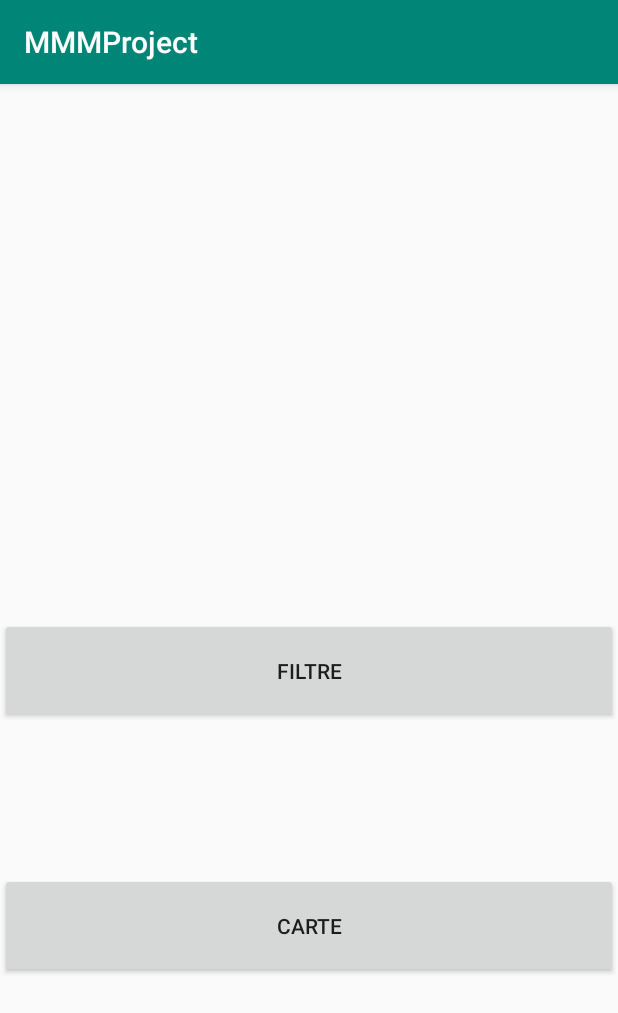
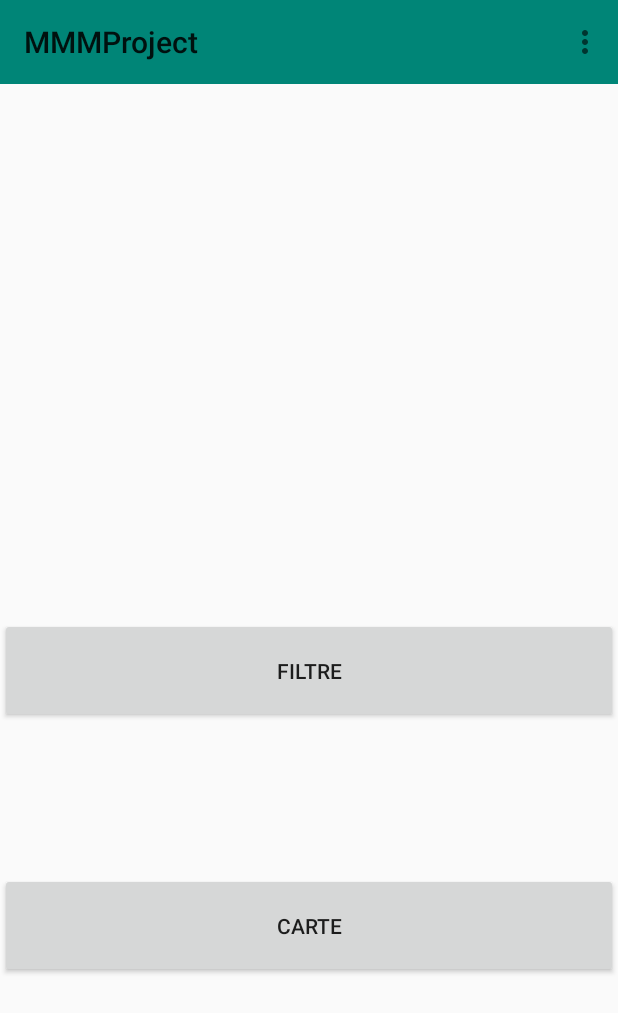
Before and after one commit to PierreMiola/MMMProject, an Android app: the MainActivity screen opened directly, with no data from a screen before it, on a phone screen of 412 x 824 dp. Shown: the top 1013 px of the screen. Run offline under Robolectric (Android 15) with nearby library versions, the phone set to English and light mode, and no system bars; our stand-ins replace Firebase (no records; nobody signed in at launch, a user with empty details on screens opened directly).

```diff
--- a/app/build.gradle
+++ b/app/build.gradle
@@ -29,6 +29,7 @@ dependencies {
     implementation 'com.firebase:firebase-client-android:2.5.2'
     implementation 'com.google.firebase:firebase-core:16.0.5'
     implementation 'com.android.support:design:28.0.0'
+    annotationProcessor 'com.jakewharton:butterknife-compiler:8.8.1'
     testImplementation 'junit:junit:4.12'
     androidTestImplementation 'com.android.support.test:runner:1.0.2'
     androidTestImplementation 'com.android.support.test.espresso:espresso-core:3.0.2'
--- a/app/src/main/java/com/example/miola/mmmproject/MainActivity.java
+++ b/app/src/main/java/com/example/miola/mmmproject/MainActivity.java
@@ -1,16 +1,50 @@
 package com.example.miola.mmmproject;
 
 
+import android.content.Intent;
 import android.os.Bundle;
 import android.support.v7.app.AppCompatActivity;
+import android.support.v7.widget.Toolbar;
+import android.view.Menu;
+import android.view.MenuInflater;
+import android.view.MenuItem;
+
+import com.google.firebase.auth.FirebaseAuth;
+
 
 public class MainActivity extends AppCompatActivity {
+
+
 
     @Override
     protected void onCreate(Bundle savedInstanceState) {
         super.onCreate(savedInstanceState);
         setContentView(R.layout.activity_main);
 
+        Toolbar toolbar = (Toolbar) findViewById(R.id.toolbar);
+        setSupportActionBar(toolbar);
+
+
     }
 
+    @Override
+    public boolean onCreateOptionsMenu(Menu menu) {
+        MenuInflater inflater = getMenuInflater();
+        inflater.inflate(R.menu.menu, menu);
+        return true;
+    }
+
+    @Override
+    public boolean onOptionsItemSelected(MenuItem item) {
+        switch (item.getItemId()){
+            case R.id.menuLogout:
+                FirebaseAuth.getInstance().signOut();
+                finish();
+                startActivity(new Intent(this,LoginActivity.class));
+
+        }
+
+
+        return true;
+    }
 }
--- a/app/src/main/res/layout/activity_main.xml
+++ b/app/src/main/res/layout/activity_main.xml
@@ -7,6 +7,13 @@
     app:layout_behavior="@string/appbar_scrolling_view_behavior"
     tools:context=".MainActivity">
 
+
+    <android.support.v7.widget.Toolbar
+        android:id="@+id/toolbar"
+        android:layout_width="match_parent"
+        android:layout_height="?attr/actionBarSize"
+        android:background="?attr/colorPrimary"
+        app:popupTheme="@style/AppTheme.PopupOverlay" />
 
     <Button
         android:id="@+id/filtre"
--- /dev/null
+++ b/app/src/main/res/menu/menu.xml
@@ -0,0 +1,11 @@
+<?xml version="1.0" encoding="utf-8"?>
+<menu xmlns:android="http://schemas.android.com/apk/res/android">
+
+    <item
+
+        android:id="@+id/menuLogout"
+        android:title="Logout"
+
+        />
+
+</menu>
--- a/app/src/main/res/values/styles.xml
+++ b/app/src/main/res/values/styles.xml
@@ -6,6 +6,8 @@
         <item name="colorPrimary">@color/colorPrimary</item>
         <item name="colorPrimaryDark">@color/colorPrimaryDark</item>
         <item name="colorAccent">@color/colorAccent</item>
+        <item name="windowActionBar">false</item>
+        <item name="windowNoTitle">true</item>
     </style>
 
     <style name="AppTheme.NoActionBar">
```
